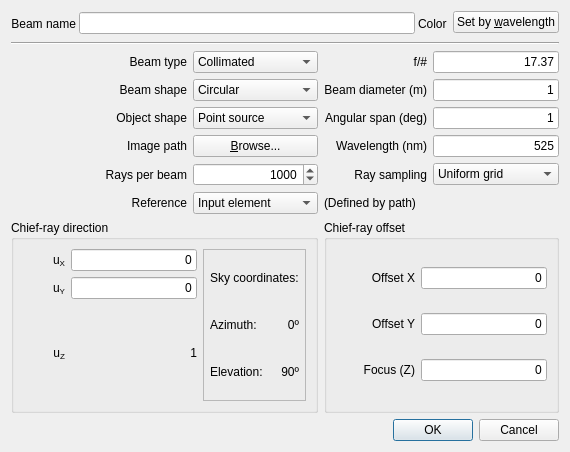
This is RZGUI/BeamPropertiesDialog.ui in HARMONI-CAB/RayZaler as Qt 5 draws it before an edit. The edited form follows.
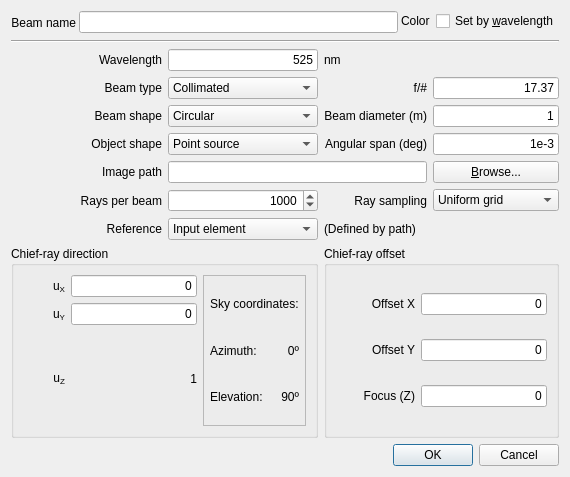
This is the edited form.

Commit message: WIP: Enable definition of sky objects as extended sources

```diff
--- a/RZGUI/BeamPropertiesDialog.ui
+++ b/RZGUI/BeamPropertiesDialog.ui
@@ -7,7 +7,7 @@
     <x>0</x>
     <y>0</y>
     <width>570</width>
-    <height>452</height>
+    <height>477</height>
    </rect>
   </property>
   <property name="windowTitle">
@@ -17,7 +17,7 @@
    <bool>true</bool>
   </property>
   <layout class="QGridLayout" name="gridLayout_4">
-   <item row="9" column="2" colspan="3">
+   <item row="10" column="2" colspan="3">
     <widget class="QGroupBox" name="groupBox_2">
      <property name="title">
       <string>Chief-ray offset</string>
@@ -122,7 +122,7 @@
      </layout>
     </widget>
    </item>
-   <item row="12" column="0" colspan="5">
+   <item row="13" column="0" colspan="5">
     <widget class="QDialogButtonBox" name="buttonBox">
      <property name="orientation">
       <enum>Qt::Horizontal</enum>
@@ -132,7 +132,7 @@
      </property>
     </widget>
    </item>
-   <item row="2" column="2">
+   <item row="3" column="2">
     <widget class="QLabel" name="fNumLabel">
      <property name="text">
       <string>f/#</string>
@@ -142,7 +142,26 @@
      </property>
     </widget>
    </item>
-   <item row="6" column="1">
+   <item row="9" column="1">
+    <widget class="QComboBox" name="originCombo">
+     <item>
+      <property name="text">
+       <string>Input element</string>
+      </property>
+     </item>
+     <item>
+      <property name="text">
+       <string>Aperture element</string>
+      </property>
+     </item>
+     <item>
+      <property name="text">
+       <string>Reference frame</string>
+      </property>
+     </item>
+    </widget>
+   </item>
+   <item row="7" column="1">
     <widget class="QSpinBox" name="rayNumberSpin">
      <property name="alignment">
       <set>Qt::AlignRight|Qt::AlignTrailing|Qt::AlignVCenter</set>
@@ -158,7 +177,7 @@
      </property>
     </widget>
    </item>
-   <item row="2" column="3" colspan="2">
+   <item row="3" column="3" colspan="2">
     <widget class="QLineEdit" name="fNumEdit">
      <property name="sizePolicy">
       <sizepolicy hsizetype="Preferred" vsizetype="Fixed">
@@ -180,7 +199,7 @@
      </property>
     </widget>
    </item>
-   <item row="4" column="3" colspan="2">
+   <item row="5" column="3" colspan="2">
     <widget class="QLineEdit" name="angleSpanEdit">
      <property name="sizePolicy">
       <sizepolicy hsizetype="Preferred" vsizetype="Fixed">
@@ -195,21 +214,14 @@
       </size>
      </property>
      <property name="text">
-      <string>1</string>
+      <string>1e-3</string>
      </property>
      <property name="alignment">
       <set>Qt::AlignRight|Qt::AlignTrailing|Qt::AlignVCenter</set>
      </property>
     </widget>
    </item>
-   <item row="5" column="1">
-    <widget class="QPushButton" name="browseButton">
-     <property name="text">
-      <string>&amp;Browse...</string>
-     </property>
-    </widget>
-   </item>
-   <item row="3" column="3" colspan="2">
+   <item row="4" column="3" colspan="2">
     <widget class="QLineEdit" name="diamEdit">
      <property name="sizePolicy">
       <sizepolicy hsizetype="Preferred" vsizetype="Fixed">
@@ -231,7 +243,7 @@
      </property>
     </widget>
    </item>
-   <item row="2" column="1">
+   <item row="3" column="1">
     <widget class="QComboBox" name="beamTypeCombo">
      <item>
       <property name="text">
@@ -250,7 +262,7 @@
      </item>
     </widget>
    </item>
-   <item row="6" column="2">
+   <item row="7" column="2">
     <widget class="QLabel" name="label_16">
      <property name="text">
       <string>Ray sampling</string>
@@ -260,7 +272,7 @@
      </property>
     </widget>
    </item>
-   <item row="6" column="0">
+   <item row="7" column="0">
     <widget class="QLabel" name="label_10">
      <property name="text">
       <string>Rays per beam</string>
@@ -270,7 +282,7 @@
      </property>
     </widget>
    </item>
-   <item row="9" column="0" colspan="2">
+   <item row="10" column="0" colspan="2">
     <widget class="QGroupBox" name="groupBox">
      <property name="title">
       <string>Chief-ray direction</string>
@@ -428,7 +440,17 @@
      </layout>
     </widget>
    </item>
-   <item row="4" column="0">
+   <item row="2" column="1">
+    <widget class="QLineEdit" name="wlEdit">
+     <property name="text">
+      <string>525</string>
+     </property>
+     <property name="alignment">
+      <set>Qt::AlignRight|Qt::AlignTrailing|Qt::AlignVCenter</set>
+     </property>
+    </widget>
+   </item>
+   <item row="5" column="0">
     <widget class="QLabel" name="label">
      <property name="text">
       <string>Object shape</string>
@@ -439,16 +461,6 @@
     </widget>
    </item>
    <item row="5" column="2">
-    <widget class="QLabel" name="label_12">
-     <property name="text">
-      <string>Wavelength (nm)</string>
-     </property>
-     <property name="alignment">
-      <set>Qt::AlignRight|Qt::AlignTrailing|Qt::AlignVCenter</set>
-     </property>
-    </widget>
-   </item>
-   <item row="4" column="2">
     <widget class="QLabel" name="label_9">
      <property name="text">
       <string>Angular span (deg)</string>
@@ -458,7 +470,7 @@
      </property>
     </widget>
    </item>
-   <item row="2" column="0">
+   <item row="3" column="0">
     <widget class="QLabel" name="label_4">
      <property name="text">
       <string>Beam type</string>
@@ -468,7 +480,7 @@
      </property>
     </widget>
    </item>
-   <item row="3" column="2">
+   <item row="4" column="2">
     <widget class="QLabel" name="label_6">
      <property name="text">
       <string>Beam diameter (m)</string>
@@ -478,7 +490,7 @@
      </property>
     </widget>
    </item>
-   <item row="3" column="0">
+   <item row="4" column="0">
     <widget class="QLabel" name="BeamShapeLabel">
      <property name="text">
       <string>Beam shape</string>
@@ -512,15 +524,14 @@
       <property name="spacing">
        <number>3</number>
       </property>
-      <item row="0" column="3" rowspan="2">
-       <widget class="QLabel" name="label_20">
-        <property name="text">
-         <string>Color</string>
-        </property>
-       </widget>
+      <item row="0" column="3">
+       <widget class="QFrame" name="colorPlaceHolder"/>
       </item>
-      <item row="0" column="5">
-       <widget class="QPushButton" name="wavelengthColorButton">
+      <item row="0" column="1" rowspan="2">
+       <widget class="QLineEdit" name="beamNameEdit"/>
+      </item>
+      <item row="0" column="4">
+       <widget class="QCheckBox" name="wavelengthColorButton">
         <property name="text">
          <string>Set by &amp;wavelength</string>
         </property>
@@ -529,9 +540,6 @@
         </property>
        </widget>
       </item>
-      <item row="0" column="1" rowspan="2">
-       <widget class="QLineEdit" name="beamNameEdit"/>
-      </item>
       <item row="0" column="0" rowspan="2">
        <widget class="QLabel" name="label_18">
         <property name="text">
@@ -542,23 +550,33 @@
         </property>
        </widget>
       </item>
-      <item row="0" column="4">
-       <widget class="QFrame" name="colorPlaceHolder"/>
+      <item row="0" column="2">
+       <widget class="QLabel" name="label_20">
+        <property name="text">
+         <string>Color</string>
+        </property>
+       </widget>
       </item>
      </layout>
     </widget>
    </item>
-   <item row="5" column="3" colspan="2">
-    <widget class="QLineEdit" name="wlEdit">
+   <item row="9" column="0">
+    <widget class="QLabel" name="label_2">
+     <property name="sizePolicy">
+      <sizepolicy hsizetype="Expanding" vsizetype="Preferred">
+       <horstretch>0</horstretch>
+       <verstretch>0</verstretch>
+      </sizepolicy>
+     </property>
      <property name="text">
-      <string>525</string>
+      <string>Reference</string>
      </property>
      <property name="alignment">
       <set>Qt::AlignRight|Qt::AlignTrailing|Qt::AlignVCenter</set>
      </property>
     </widget>
    </item>
-   <item row="8" column="2" colspan="3">
+   <item row="9" column="2" colspan="3">
     <widget class="QWidget" name="widget" native="true">
      <property name="sizePolicy">
       <sizepolicy hsizetype="Preferred" vsizetype="Fixed">
@@ -685,23 +703,7 @@
      </layout>
     </widget>
    </item>
-   <item row="8" column="0">
-    <widget class="QLabel" name="label_2">
-     <property name="sizePolicy">
-      <sizepolicy hsizetype="Expanding" vsizetype="Preferred">
-       <horstretch>0</horstretch>
-       <verstretch>0</verstretch>
-      </sizepolicy>
-     </property>
-     <property name="text">
-      <string>Reference</string>
-     </property>
-     <property name="alignment">
-      <set>Qt::AlignRight|Qt::AlignTrailing|Qt::AlignVCenter</set>
-     </property>
-    </widget>
-   </item>
-   <item row="3" column="1">
+   <item row="4" column="1">
     <widget class="QComboBox" name="beamShapeCombo">
      <item>
       <property name="text">
@@ -715,8 +717,18 @@
      </item>
     </widget>
    </item>
-   <item row="5" column="0">
-    <widget class="QLabel" name="label_19">
+   <item row="2" column="0">
+    <widget class="QLabel" name="label_12">
+     <property name="text">
+      <string>Wavelength</string>
+     </property>
+     <property name="alignment">
+      <set>Qt::AlignRight|Qt::AlignTrailing|Qt::AlignVCenter</set>
+     </property>
+    </widget>
+   </item>
+   <item row="6" column="0">
+    <widget class="QLabel" name="pathLabel">
      <property name="text">
       <string>Image path</string>
      </property>
@@ -725,8 +737,8 @@
      </property>
     </widget>
    </item>
-   <item row="4" column="1">
-    <widget class="QComboBox" name="beamShapeCombo_2">
+   <item row="5" column="1">
+    <widget class="QComboBox" name="objectShapeCombo">
      <item>
       <property name="text">
        <string>Point source</string>
@@ -744,7 +756,7 @@
      </item>
     </widget>
    </item>
-   <item row="6" column="3" colspan="2">
+   <item row="7" column="3" colspan="2">
     <widget class="QComboBox" name="beamSamplingCombo">
      <item>
       <property name="text">
@@ -765,23 +777,25 @@
      </property>
     </widget>
    </item>
-   <item row="8" column="1">
-    <widget class="QComboBox" name="originCombo">
-     <item>
-      <property name="text">
-       <string>Input element</string>
-      </property>
-     </item>
-     <item>
-      <property name="text">
-       <string>Aperture element</string>
-      </property>
-     </item>
-     <item>
-      <property name="text">
-       <string>Reference frame</string>
-      </property>
-     </item>
+   <item row="2" column="2">
+    <widget class="QLabel" name="label_22">
+     <property name="text">
+      <string>nm</string>
+     </property>
+    </widget>
+   </item>
+   <item row="6" column="3" colspan="2">
+    <widget class="QPushButton" name="browseButton">
+     <property name="text">
+      <string>&amp;Browse...</string>
+     </property>
+    </widget>
+   </item>
+   <item row="6" column="1" colspan="2">
+    <widget class="QLineEdit" name="pathEdit">
+     <property name="readOnly">
+      <bool>true</bool>
+     </property>
     </widget>
    </item>
   </layout>
```
The commit also changes 9 other files.
